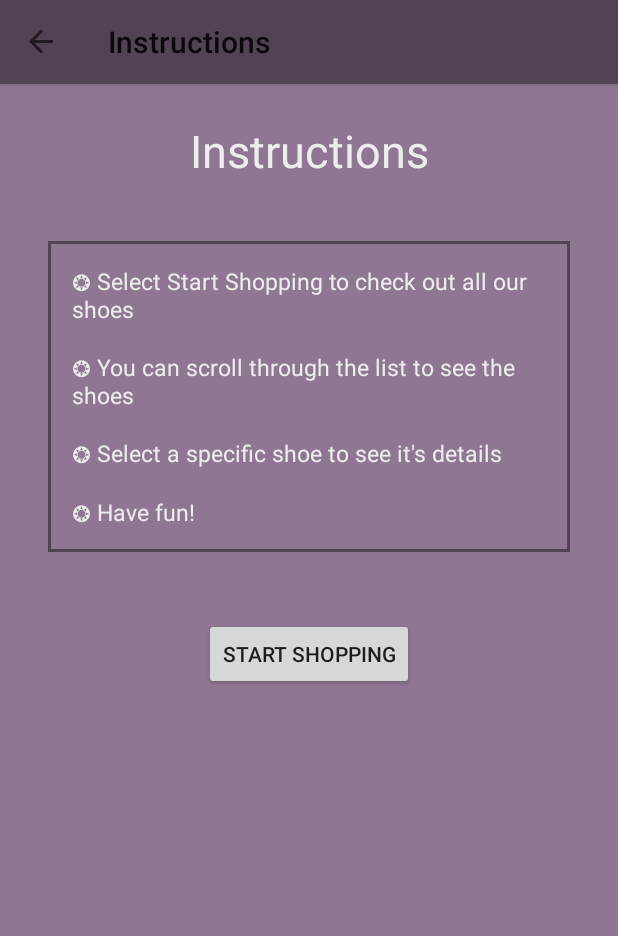
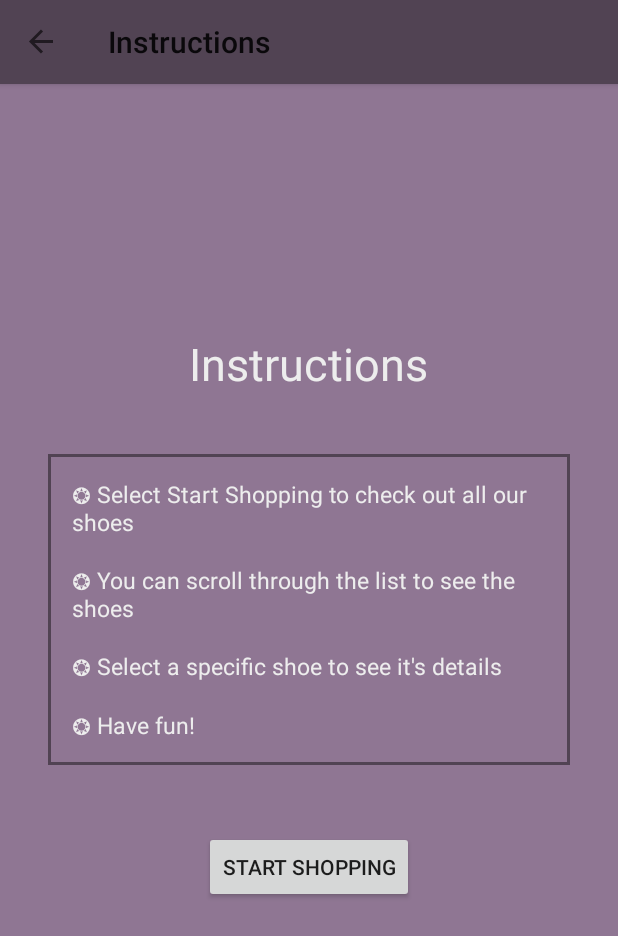
Before and after one commit to Mariajvenefredo/shoestore_udacity, an Android app: the InstructionsFragment screen opened through its navigation route, on a phone screen of 412 x 824 dp. Shown: the top 936 px of the screen. Run offline under Robolectric (Android 15) with nearby library versions, the phone set to English and light mode, and no system bars; our stand-ins replace data binding, navigation-ui; Roboto replaces fonts that are not available here.

Commit message:
added comments to layouts

```diff
--- a/app/src/main/res/layout/instructions_fragment.xml
+++ b/app/src/main/res/layout/instructions_fragment.xml
@@ -1,16 +1,20 @@
 <?xml version="1.0" encoding="utf-8"?>
 <layout xmlns:android="http://schemas.android.com/apk/res/android"
     xmlns:app="http://schemas.android.com/apk/res-auto">
-    <androidx.constraintlayout.widget.ConstraintLayout
+
+    <!-- LinearLayout is used due to the low complexity of the elements disposition (always center
+    and always vertical) since it reduces performance cost when compared to constraint layout-->
+    <LinearLayout
         android:layout_width="match_parent"
         android:layout_height="match_parent"
+        android:orientation="vertical"
+        android:gravity="center"
         android:background="@color/pastelPurple">
 
         <TextView
             android:id="@+id/instruction_title"
             android:layout_width="wrap_content"
             android:layout_height="wrap_content"
-            android:layout_marginTop="@dimen/fragment_margin_top"
             android:fontFamily="@font/asap_medium"
             android:text="@string/instructions_title"
             android:textColor="@color/offWhite"
@@ -47,5 +51,5 @@
             app:layout_constraintStart_toStartOf="parent"
             app:layout_constraintTop_toBottomOf="@+id/instructions" />
 
-    </androidx.constraintlayout.widget.ConstraintLayout>
+    </LinearLayout>
 </layout>
--- a/app/src/main/res/layout/login_fragment.xml
+++ b/app/src/main/res/layout/login_fragment.xml
@@ -1,6 +1,9 @@
 <?xml version="1.0" encoding="utf-8"?>
 <layout xmlns:android="http://schemas.android.com/apk/res/android"
     xmlns:app="http://schemas.android.com/apk/res-auto">
+
+    <!-- Constraint layout is used due to the complexity of the disposition of elements,
+    alignment of elements and to allow the usage of guidelines for a visually clean layout-->
 <androidx.constraintlayout.widget.ConstraintLayout
     android:layout_width="match_parent"
     android:layout_height="match_parent"
--- a/app/src/main/res/layout/shoe_detail_fragment.xml
+++ b/app/src/main/res/layout/shoe_detail_fragment.xml
@@ -10,6 +10,8 @@
             type="com.udacity.shoestore.models.Shoe" />
     </data>
 
+    <!-- Constraint layout is used due to the complexity of the disposition of elements,
+     alignment of elements and to allow the usage of guidelines for a visually clean layout-->
     <androidx.constraintlayout.widget.ConstraintLayout
         android:layout_width="match_parent"
         android:layout_height="match_parent"
--- a/app/src/main/res/layout/shoe_list_fragment.xml
+++ b/app/src/main/res/layout/shoe_list_fragment.xml
@@ -7,6 +7,9 @@
         android:layout_height="match_parent"
         android:background="@color/pastelPurple">
 
+        <!-- Constraint layout is used due to the complexity of the disposition of elements,
+         and to allow more personalization regarding the placement of the floatActionButton in
+         relation to its label-->
         <TextView
             android:id="@+id/shoeCompany"
             android:layout_width="wrap_content"
--- a/app/src/main/res/layout/shoe_list_item.xml
+++ b/app/src/main/res/layout/shoe_list_item.xml
@@ -6,6 +6,9 @@
             name="shoe"
             type="com.udacity.shoestore.models.Shoe" />
     </data>
+
+    <!-- Constraint layout is used due to the complexity of the disposition of elements,
+    complexity of the hierarchy and alignment of elements   -->
     <androidx.constraintlayout.widget.ConstraintLayout
         android:layout_width="match_parent"
         android:layout_height="150dp">
```
Also changed, not shown: app/src/main/java/com/udacity/shoestore/screens/shoeList/ShoeListFragment.kt (+20 -13 lines), app/src/main/res/layout/welcome_fragment.xml (+10 -7 lines).
